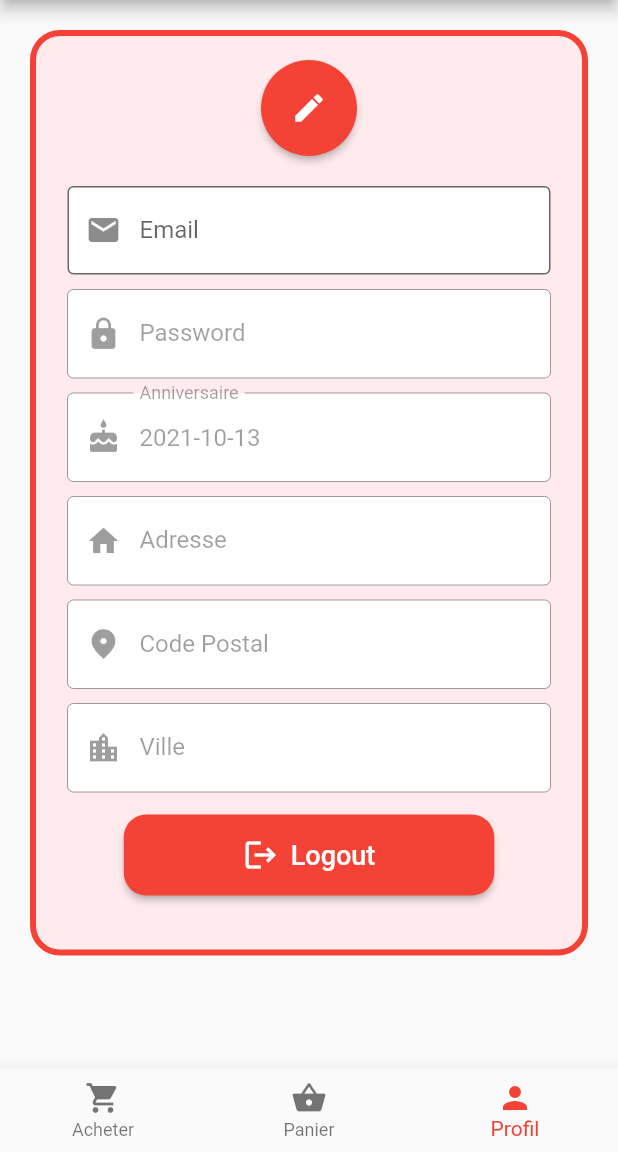
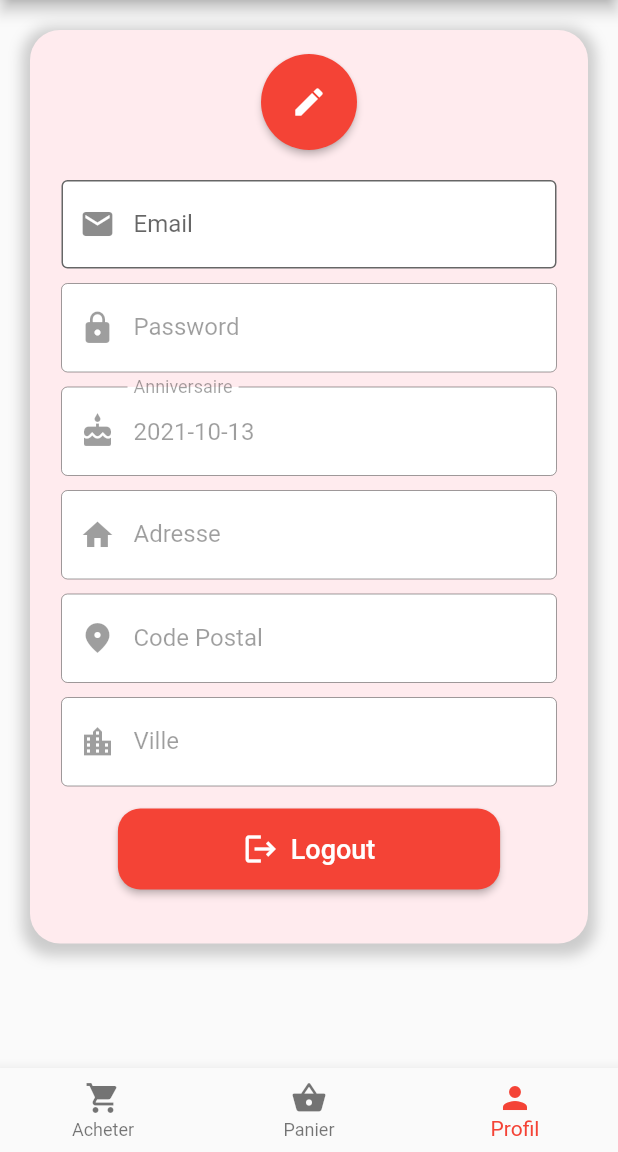
Before and after one commit to JBLOGNON/MIAGED-Flutter-Project-, a Flutter app: the HomePage screen opened directly, item 3 of the bottom bar chosen, on a phone screen of 412 x 824 dp, the part 84-1236 px from its top. Run offline on Flutter 3.47's test engine with Material 2 defaults, Android fonts, the phone set to English and light mode, and no system bars; our stand-ins replace cloud_firestore, firebase_auth, firebase_core; accounts and stored records are empty; network calls fail.

Commit message:
Profil fonctionnel

```diff
--- a/lib/navigation/profil.dart
+++ b/lib/navigation/profil.dart
@@ -34,8 +34,16 @@ class __ProfilState extends State<Profil> {
       margin: const EdgeInsets.all(20.0),
       decoration: BoxDecoration(
         borderRadius: BorderRadius.circular(20),
-        border: Border.all(color: Colors.red, width: 4),
+        //border: Border.all(color: Colors.red, width: 0.5),
         color: Colors.red[50],
+        boxShadow: [
+          BoxShadow(
+            color: Colors.grey.withOpacity(0.5),
+            spreadRadius: 5,
+            blurRadius: 7,
+            offset: const Offset(0, 3),
+          ),
+        ],
       ),
       child: SingleChildScrollView(
         child: Column(
@@ -48,19 +56,13 @@ class __ProfilState extends State<Profil> {
                 ],
               ),
             ),
-            /*Expanded(
-              child:*/
             Container(
               child: Column(
-                /*crossAxisAlignment: CrossAxisAlignment.center,
-                  mainAxisSize: MainAxisSize.max,
-                  mainAxisAlignment: MainAxisAlignment.end,*/
                 children: <Widget>[
                   _buildLogout(context),
                 ],
               ),
             ),
-            //)
           ],
         ),
       ),
@@ -84,8 +86,8 @@ class __ProfilState extends State<Profil> {
               });
             },
             child: profilEdit
-                ? Icon(Icons.check, color: Colors.white)
-                : Icon(Icons.create, color: Colors.white),
+                ? const Icon(Icons.check, color: Colors.white)
+                : const Icon(Icons.create, color: Colors.white),
             style: ElevatedButton.styleFrom(
               shape: const CircleBorder(),
               padding: const EdgeInsets.all(20),
@@ -104,24 +106,22 @@ class __ProfilState extends State<Profil> {
       builder:
           (BuildContext context, AsyncSnapshot<DocumentSnapshot> snapshot) {
         if (snapshot.hasError) {
-          return Text("Something went wrong");
+          return const Text("Something went wrong");
         }
 
         if (snapshot.hasData && !snapshot.data!.exists) {
-          return Text("Document does not exist");
+          return const Text("Document does not exist");
         }
 
         if (snapshot.connectionState == ConnectionState.done) {
           Map<String, dynamic> data =
               snapshot.data!.data() as Map<String, dynamic>;
-          //return Text("Ville: ${data['City']}");
-          emailController..text = currentUser!.email!;
-          //passwordController..text = ;
-          anniversaireController
-            ..text = "${formatter.format(data['Birthday'].toDate())}";
-          adresseController..text = data['Adress'];
-          zipCodeController..text = data['Postal'];
-          villeController..text = data['City'];
+          emailController.text = currentUser!.email!;
+          anniversaireController.text =
+              formatter.format(data['Birthday'].toDate());
+          adresseController.text = data['Adress'];
+          zipCodeController.text = data['Postal'];
+          villeController.text = data['City'];
           return Container(
             child: Column(
               children: <Widget>[
@@ -142,6 +142,7 @@ class __ProfilState extends State<Profil> {
                 Container(
                   padding: const EdgeInsets.all(5.0),
                   child: TextField(
+                    controller: passwordController,
                     enabled: profilEdit,
                     obscureText: true,
                     decoration: const InputDecoration(
@@ -170,10 +171,16 @@ class __ProfilState extends State<Profil> {
                         context: context,
                         initialDate: DateTime.now(),
                         firstDate: DateTime(1900),
-                            lastDate: DateTime(2100));
+                        lastDate: DateTime(2100),
+                      );
+                      if (date == null) {
+                        DateTime.now().toString().substring(0, 10);
+                      } else {
                         anniversaireController.text =
                             date.toString().substring(0, 10);
-                      }),
+                      }
+                    },
+                  ),
                 ),
                 Container(
                   padding: const EdgeInsets.all(5.0),
@@ -222,7 +229,7 @@ class __ProfilState extends State<Profil> {
             ),
           );
         }
-        return CircularProgressIndicator();
+        return const CircularProgressIndicator();
       },
     );
 
@@ -261,6 +268,7 @@ class __ProfilState extends State<Profil> {
                             MaterialPageRoute(
                                 builder: (context) => const LoginForm()));
                       } else {
+                        // ignore: avoid_print
                         print('User is signed in!');
                       }
                     });
@@ -274,23 +282,32 @@ class __ProfilState extends State<Profil> {
     );
   }
 
-  void saveProfilInformationToFirebase() {
-    var anniversaire = anniversaireController.text;
+  Future<void> saveProfilInformationToFirebase() async {
+    var anniversaire =
+        Timestamp.fromDate(DateTime.parse(anniversaireController.text));
     var adresse = adresseController.text;
     var zipcode = zipCodeController.text;
     var ville = villeController.text;
 
-    //Verifier le format de la date
-
     try {
       users.doc(currentUser!.uid).update({
-        //"Birthday": anniversaire,
+        "Birthday": anniversaire,
         "Adress": adresse,
         "Postal": zipcode,
         "City": ville
       });
     } catch (e) {
-      //print(e.message);
+      // ignore: avoid_print
+      print(e);
+    }
+
+    if (passwordController.text != '') {
+      try {
+        await currentUser!.updatePassword(passwordController.text);
+      } catch (e) {
+        // ignore: avoid_print
+        print(e);
       }
     }
   }
+}
```
Also changed, not shown: lib/navigation/register_page.dart (+14 -0 lines). Lines whose indentation alone changed are shown as unchanged.
